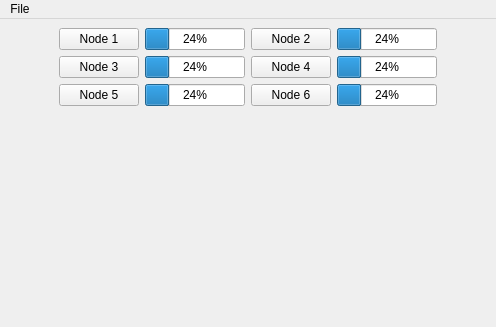
Above: Code/exp_design/ui_clusterview.ui from economou/gpunit before the change. Below: the same form after it.
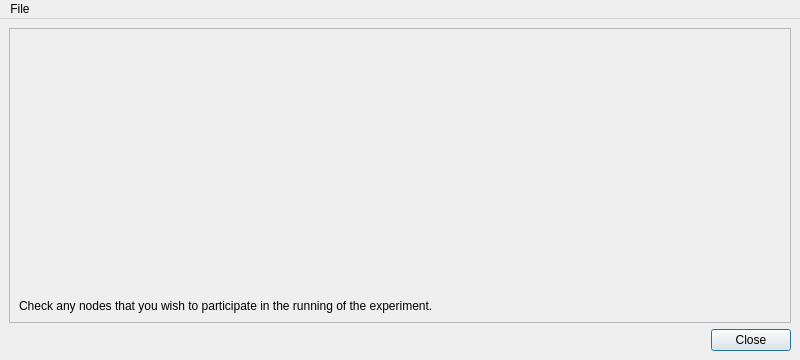
That is the form after the change. Custom widgets are drawn as their Qt base class.

```diff
--- a/Code/exp_design/ui_clusterview.ui
+++ b/Code/exp_design/ui_clusterview.ui
@@ -6,121 +6,163 @@
    <rect>
     <x>0</x>
     <y>0</y>
-    <width>496</width>
-    <height>327</height>
+    <width>800</width>
+    <height>360</height>
    </rect>
   </property>
+  <property name="sizePolicy">
+   <sizepolicy hsizetype="Maximum" vsizetype="Maximum">
+    <horstretch>0</horstretch>
+    <verstretch>0</verstretch>
+   </sizepolicy>
+  </property>
+  <property name="minimumSize">
+   <size>
+    <width>0</width>
+    <height>0</height>
+   </size>
+  </property>
+  <property name="maximumSize">
+   <size>
+    <width>800</width>
+    <height>600</height>
+   </size>
+  </property>
   <property name="windowTitle">
    <string>Cluster Control</string>
   </property>
   <widget class="QWidget" name="centralwidget">
+   <property name="minimumSize">
+    <size>
+     <width>600</width>
+     <height>300</height>
+    </size>
+   </property>
+   <property name="maximumSize">
+    <size>
+     <width>800</width>
+     <height>600</height>
+    </size>
+   </property>
    <layout class="QVBoxLayout" name="verticalLayout">
+    <property name="sizeConstraint">
+     <enum>QLayout::SetMinAndMaxSize</enum>
+    </property>
     <item>
-     <layout class="QGridLayout" name="gridLayout">
-      <property name="leftMargin">
-       <number>50</number>
+     <widget class="QScrollArea" name="scrollArea">
+      <property name="maximumSize">
+       <size>
+        <width>800</width>
+        <height>600</height>
+       </size>
       </property>
-      <property name="rightMargin">
-       <number>50</number>
+      <property name="widgetResizable">
+       <bool>true</bool>
       </property>
-      <item row="0" column="0">
-       <widget class="QPushButton" name="pushButton">
-        <property name="text">
-         <string>Node 1</string>
+      <widget class="QWidget" name="scrollAreaWidgetContents">
+       <property name="geometry">
+        <rect>
+         <x>0</x>
+         <y>0</y>
+         <width>780</width>
+         <height>280</height>
+        </rect>
+       </property>
+       <layout class="QVBoxLayout" name="verticalLayout_2">
+        <item>
+         <spacer name="verticalSpacer">
+          <property name="orientation">
+           <enum>Qt::Vertical</enum>
+          </property>
+          <property name="sizeHint" stdset="0">
+           <size>
+            <width>20</width>
+            <height>40</height>
+           </size>
+          </property>
+         </spacer>
+        </item>
+        <item>
+         <widget class="QLabel" name="label">
+          <property name="sizePolicy">
+           <sizepolicy hsizetype="Minimum" vsizetype="Minimum">
+            <horstretch>0</horstretch>
+            <verstretch>0</verstretch>
+           </sizepolicy>
+          </property>
+          <property name="text">
+           <string>Check any nodes that you wish to participate in the running of the experiment.</string>
+          </property>
+         </widget>
+        </item>
+        <item>
+         <layout class="QGridLayout" name="gridLayout">
+          <property name="leftMargin">
+           <number>10</number>
+          </property>
+          <property name="rightMargin">
+           <number>10</number>
+          </property>
+         </layout>
+        </item>
+       </layout>
+      </widget>
+     </widget>
+    </item>
+    <item>
+     <layout class="QHBoxLayout" name="horizontalLayout">
+      <property name="sizeConstraint">
+       <enum>QLayout::SetMinAndMaxSize</enum>
+      </property>
+      <property name="topMargin">
+       <number>0</number>
+      </property>
+      <item>
+       <spacer name="horizontalSpacer">
+        <property name="orientation">
+         <enum>Qt::Horizontal</enum>
         </property>
-       </widget>
-      </item>
-      <item row="0" column="2">
-       <widget class="QPushButton" name="pushButton_4">
-        <property name="text">
-         <string>Node 2</string>
+        <property name="sizeHint" stdset="0">
+         <size>
+          <width>40</width>
+          <height>20</height>
+         </size>
         </property>
-       </widget>
+       </spacer>
       </item>
-      <item row="1" column="0">
-       <widget class="QPushButton" name="pushButton_3">
+      <item>
+       <widget class="QPushButton" name="closeButton">
         <property name="text">
-         <string>Node 3</string>
+         <string>Close</string>
         </property>
-       </widget>
-      </item>
-      <item row="1" column="2">
-       <widget class="QPushButton" name="pushButton_5">
-        <property name="text">
-         <string>Node 4</string>
+        <property name="autoExclusive">
+         <bool>true</bool>
         </property>
-       </widget>
-      </item>
-      <item row="2" column="0">
-       <widget class="QPushButton" name="pushButton_2">
-        <property name="text">
-         <string>Node 5</string>
+        <property name="autoDefault">
+         <bool>false</bool>
         </property>
-       </widget>
-      </item>
-      <item row="2" column="2">
-       <widget class="QPushButton" name="pushButton_6">
-        <property name="text">
-         <string>Node 6</string>
+        <property name="default">
+         <bool>true</bool>
         </property>
-       </widget>
-      </item>
-      <item row="0" column="1">
-       <widget class="QProgressBar" name="progressBar">
-        <property name="value">
-         <number>24</number>
+        <property name="flat">
+         <bool>false</bool>
         </property>
        </widget>
       </item>
-      <item row="1" column="1">
-       <widget class="QProgressBar" name="progressBar_2">
-        <property name="value">
-         <number>24</number>
-        </property>
-       </widget>
-      </item>
-      <item row="2" column="1">
-       <widget class="QProgressBar" name="progressBar_3">
-        <property name="value">
-         <number>24</number>
-        </property>
-       </widget>
-      </item>
-      <item row="0" column="3">
-       <widget class="QProgressBar" name="progressBar_4">
-        <property name="value">
-         <number>24</number>
-        </property>
-       </widget>
-      </item>
-      <item row="1" column="3">
-       <widget class="QProgressBar" name="progressBar_5">
-        <property name="value">
-         <number>24</number>
-        </property>
-       </widget>
-      </item>
-      <item row="2" column="3">
-       <widget class="QProgressBar" name="progressBar_6">
-        <property name="value">
-         <number>24</number>
-        </property>
-       </widget>
-      </item>
-      <item row="3" column="0">
-       <widget class="Node" name="widget" native="true"/>
-      </item>
      </layout>
     </item>
    </layout>
   </widget>
-  <widget class="QMenuBar" name="menubar">
+  <widget class="QMenuBar" name="menuBar">
+   <property name="enabled">
+    <bool>true</bool>
+   </property>
    <property name="geometry">
     <rect>
      <x>0</x>
      <y>0</y>
-     <width>496</width>
-     <height>24</height>
+     <width>800</width>
+     <height>25</height>
     </rect>
    </property>
    <widget class="QMenu" name="menuFile">
@@ -140,14 +182,6 @@
    </property>
   </action>
  </widget>
- <customwidgets>
-  <customwidget>
-   <class>Node</class>
-   <extends>QWidget</extends>
-   <header>node</header>
-   <container>1</container>
-  </customwidget>
- </customwidgets>
  <resources/>
  <connections>
   <connection>
```
Left out of the diff: 23 changed lines with no effect on the pictures.
